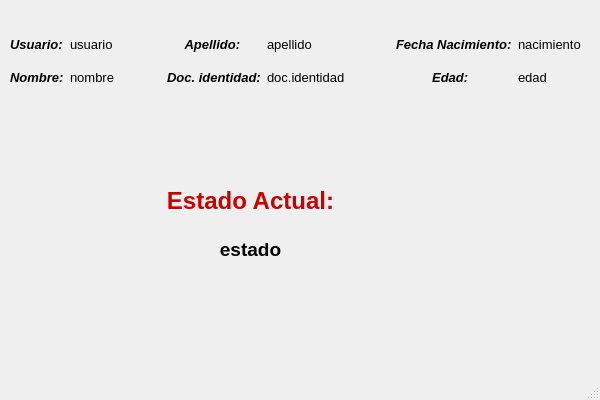
First picture: the form in Proyecto/ventana_principal.ui, repository camilorico99/Proyecto-ALSE, before the edit.
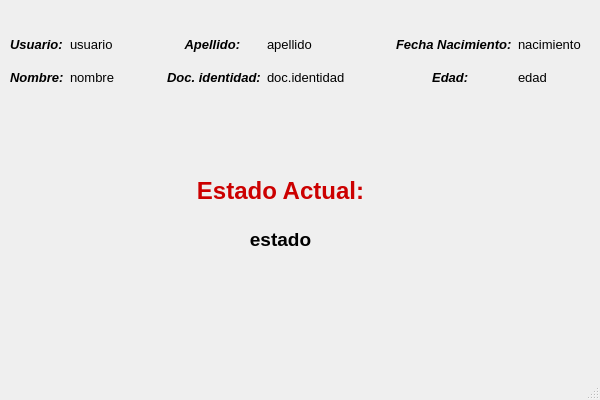
Second picture: the form after the edit.

```diff
--- a/Proyecto/ventana_principal.ui
+++ b/Proyecto/ventana_principal.ui
@@ -317,8 +317,8 @@
    <widget class="QWidget" name="layoutWidget">
     <property name="geometry">
      <rect>
-      <x>150</x>
-      <y>180</y>
+      <x>180</x>
+      <y>170</y>
       <width>201</width>
       <height>91</height>
      </rect>
```
